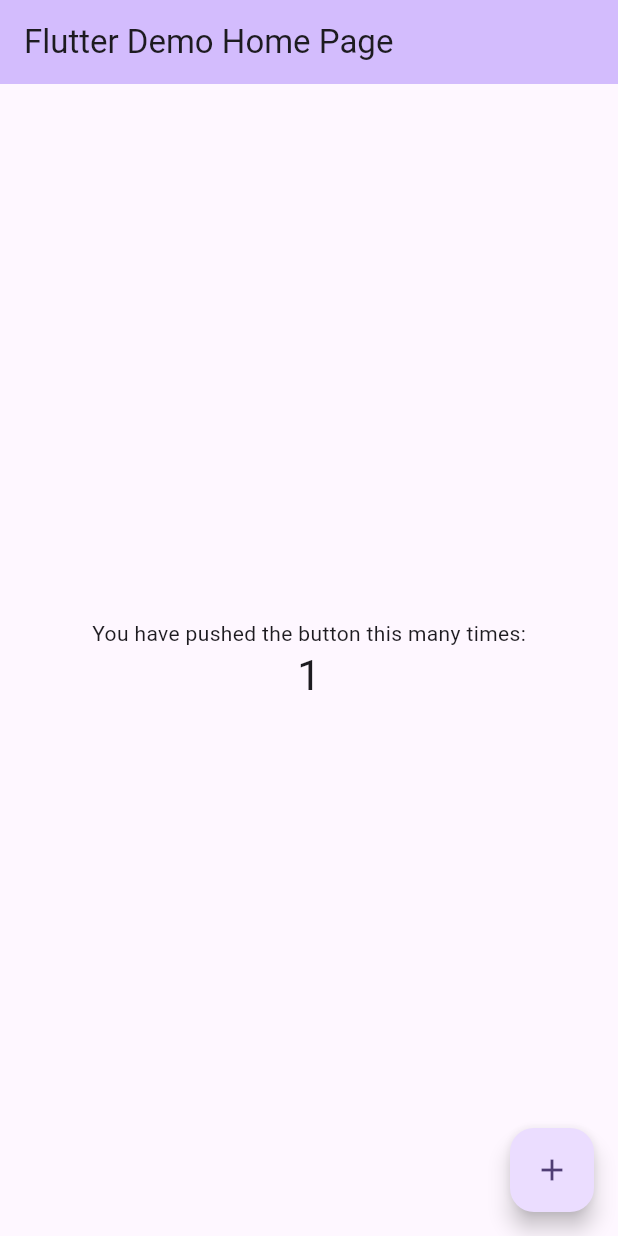
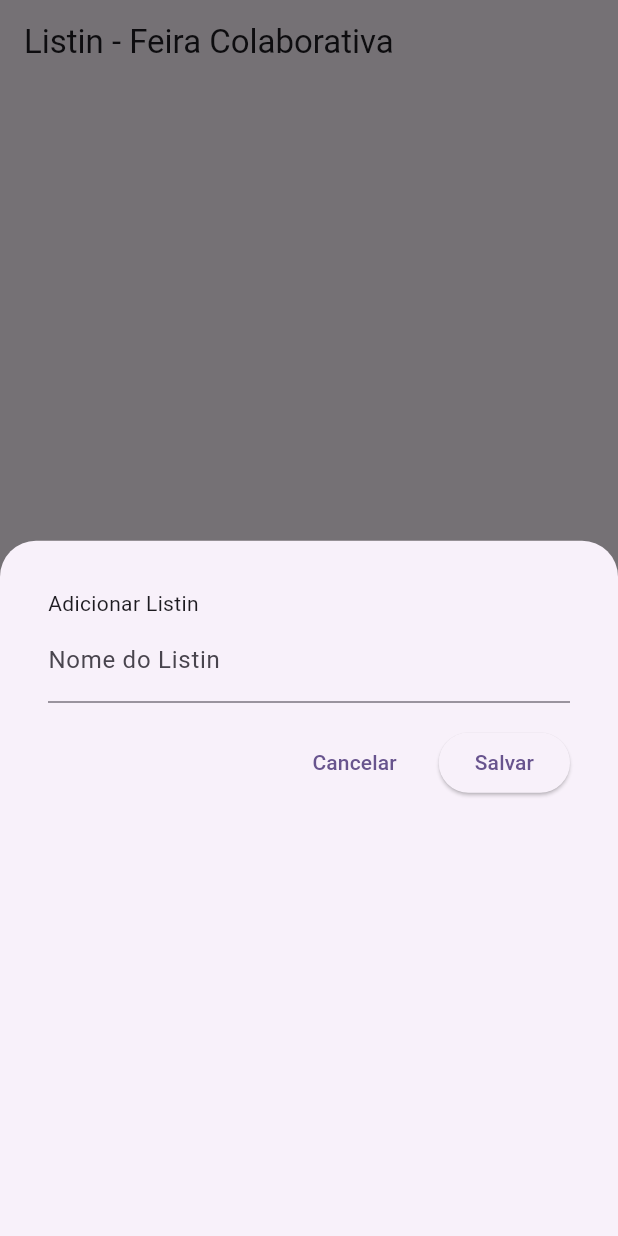
Before and after one commit to devgomes10/mercadinho, a Flutter app: the screen it shows after launch, after a tap on the "add" icon, on a phone screen of 412 x 824 dp. Run offline on Flutter 3.47's test engine with Material 3 defaults, Android fonts, the phone set to English and light mode, and no system bars; our stand-ins replace cloud_firestore, firebase_core; accounts and stored records are empty.

Commit message:
adicionando e mostrando na tela as listas de feira

```diff
--- /dev/null
+++ b/lib/firestore/models/listin.dart
@@ -0,0 +1,17 @@
+class Market {
+  String id;
+  String name;
+
+  Market({required this.id, required this.name});
+
+  Market.fromMap(Map<String, dynamic> map)
+      : id = map["id"],
+        name = map["name"];
+
+  Map<String, dynamic> toMap() {
+    return {
+      "id": id,
+      "name": name,
+    };
+  }
+}
--- /dev/null
+++ b/lib/firestore/presentation/home_screen.dart
@@ -0,0 +1,147 @@
+import 'package:cloud_firestore/cloud_firestore.dart';
+import 'package:flutter/material.dart';
+import 'package:uuid/uuid.dart';
+import '../models/listin.dart';
+
+class HomeScreen extends StatefulWidget {
+  const HomeScreen({super.key});
+
+  @override
+  State<HomeScreen> createState() => _HomeScreenState();
+}
+
+class _HomeScreenState extends State<HomeScreen> {
+  List<Market> marketList = [];
+  FirebaseFirestore db = FirebaseFirestore.instance;
+
+  @override
+  void initState() {
+    refresh();
+    super.initState();
+  }
+
+  @override
+  Widget build(BuildContext context) {
+    return Scaffold(
+      appBar: AppBar(
+        title: const Text("Listin - Feira Colaborativa"),
+      ),
+      floatingActionButton: FloatingActionButton(
+        onPressed: () {
+          showFormModal();
+        },
+        child: const Icon(Icons.add),
+      ),
+      body: (marketList.isEmpty)
+          ? const Center(
+              child: Text(
+                "Nenhuma lista ainda.\nVamos criar a primeira?",
+                textAlign: TextAlign.center,
+                style: TextStyle(fontSize: 18),
+              ),
+            )
+          : ListView(
+              children: List.generate(
+                marketList.length,
+                (index) {
+                  Market model = marketList[index];
+                  return ListTile(
+                    leading: const Icon(Icons.list_alt_rounded),
+                    title: Text(model.name),
+                    subtitle: Text(model.id),
+                  );
+                },
+              ),
+            ),
+    );
+  }
+
+  showFormModal() {
+    // Labels à serem mostradas no Modal
+    String title = "Adicionar Listin";
+    String confirmationButton = "Salvar";
+    String skipButton = "Cancelar";
+
+    // Controlador do campo que receberá o nome do Listin
+    TextEditingController nameController = TextEditingController();
+
+    // Função do Flutter que mostra o modal na tela
+    showModalBottomSheet(
+      context: context,
+
+      // Define que as bordas verticais serão arredondadas
+      shape: const RoundedRectangleBorder(
+        borderRadius: BorderRadius.vertical(
+          top: Radius.circular(24),
+        ),
+      ),
+      builder: (context) {
+        return Container(
+          height: MediaQuery.of(context).size.height,
+          padding: const EdgeInsets.all(32.0),
+
+          // Formulário com Título, Campo e Botões
+          child: ListView(
+            children: [
+              Text(title, style: Theme.of(context).textTheme.bodyMedium),
+              TextFormField(
+                controller: nameController,
+                decoration:
+                    const InputDecoration(label: Text("Nome do Listin")),
+              ),
+              const SizedBox(
+                height: 16,
+              ),
+              Row(
+                mainAxisAlignment: MainAxisAlignment.end,
+                children: [
+                  TextButton(
+                    onPressed: () {
+                      Navigator.pop(context);
+                    },
+                    child: Text(skipButton),
+                  ),
+                  const SizedBox(
+                    width: 16,
+                  ),
+                  ElevatedButton(
+                      onPressed: () {
+
+                        Market market = Market(
+                          id: const Uuid().v1(),
+                          name: nameController.text,
+                        );
+
+                        db
+                            .collection("market")
+                            .doc(market.id)
+                            .set(market.toMap());
+
+                        refresh();
+
+                        Navigator.pop(context);
+                      },
+                      child: Text(confirmationButton)),
+                ],
+              )
+            ],
+          ),
+        );
+      },
+    );
+  }
+
+  refresh() async {
+    List<Market> temp = [];
+
+    QuerySnapshot<Map<String, dynamic>> snapshot = await db.collection("market").get();
+
+    for (var doc in snapshot.docs) {
+      temp.add(Market.fromMap(doc.data()));
+    }
+
+    setState(() {
+      marketList = temp;
+    });
+  }
+}
--- a/lib/main.dart
+++ b/lib/main.dart
@@ -1,5 +1,6 @@
 import 'package:flutter/material.dart';
 import 'package:firebase_core/firebase_core.dart';
+import 'package:mercadinho/firestore/presentation/home_screen.dart';
 import 'firebase_options.dart';
 
 void main() async {
@@ -21,113 +22,10 @@ class MyApp extends StatelessWidget {
     return MaterialApp(
       title: 'Flutter Demo',
       theme: ThemeData(
-        // This is the theme of your application.
-        //
-        // TRY THIS: Try running your application with "flutter run". You'll see
-        // the application has a purple toolbar. Then, without quitting the app,
-        // try changing the seedColor in the colorScheme below to Colors.green
-        // and then invoke "hot reload" (save your changes or press the "hot
-        // reload" button in a Flutter-supported IDE, or press "r" if you used
-        // the command line to start the app).
-        //
-        // Notice that the counter didn't reset back to zero; the application
-        // state is not lost during the reload. To reset the state, use hot
-        // restart instead.
-        //
-        // This works for code too, not just values: Most code changes can be
-        // tested with just a hot reload.
         colorScheme: ColorScheme.fromSeed(seedColor: Colors.deepPurple),
         useMaterial3: true,
       ),
-      home: const MyHomePage(title: 'Flutter Demo Home Page'),
+      home: const HomeScreen(),
     );
   }
 }
-
-class MyHomePage extends StatefulWidget {
-  const MyHomePage({super.key, required this.title});
-
-  // This widget is the home page of your application. It is stateful, meaning
-  // that it has a State object (defined below) that contains fields that affect
-  // how it looks.
-
-  // This class is the configuration for the state. It holds the values (in this
-  // case the title) provided by the parent (in this case the App widget) and
-  // used by the build method of the State. Fields in a Widget subclass are
-  // always marked "final".
-
-  final String title;
-
-  @override
-  State<MyHomePage> createState() => _MyHomePageState();
-}
-
-class _MyHomePageState extends State<MyHomePage> {
-  int _counter = 0;
-
-  void _incrementCounter() {
-    setState(() {
-      // This call to setState tells the Flutter framework that something has
-      // changed in this State, which causes it to rerun the build method below
-      // so that the display can reflect the updated values. If we changed
-      // _counter without calling setState(), then the build method would not be
-      // called again, and so nothing would appear to happen.
-      _counter++;
-    });
-  }
-
-  @override
-  Widget build(BuildContext context) {
-    // This method is rerun every time setState is called, for instance as done
-    // by the _incrementCounter method above.
-    //
-    // The Flutter framework has been optimized to make rerunning build methods
-    // fast, so that you can just rebuild anything that needs updating rather
-    // than having to individually change instances of widgets.
-    return Scaffold(
-      appBar: AppBar(
-        // TRY THIS: Try changing the color here to a specific color (to
-        // Colors.amber, perhaps?) and trigger a hot reload to see the AppBar
-        // change color while the other colors stay the same.
-        backgroundColor: Theme.of(context).colorScheme.inversePrimary,
-        // Here we take the value from the MyHomePage object that was created by
-        // the App.build method, and use it to set our appbar title.
-        title: Text(widget.title),
-      ),
-      body: Center(
-        // Center is a layout widget. It takes a single child and positions it
-        // in the middle of the parent.
-        child: Column(
-          // Column is also a layout widget. It takes a list of children and
-          // arranges them vertically. By default, it sizes itself to fit its
-          // children horizontally, and tries to be as tall as its parent.
-          //
-          // Column has various properties to control how it sizes itself and
-          // how it positions its children. Here we use mainAxisAlignment to
-          // center the children vertically; the main axis here is the vertical
-          // axis because Columns are vertical (the cross axis would be
-          // horizontal).
-          //
-          // TRY THIS: Invoke "debug painting" (choose the "Toggle Debug Paint"
-          // action in the IDE, or press "p" in the console), to see the
-          // wireframe for each widget.
-          mainAxisAlignment: MainAxisAlignment.center,
-          children: <Widget>[
-            const Text(
-              'You have pushed the button this many times:',
-            ),
-            Text(
-              '$_counter',
-              style: Theme.of(context).textTheme.headlineMedium,
-            ),
-          ],
-        ),
-      ),
-      floatingActionButton: FloatingActionButton(
-        onPressed: _incrementCounter,
-        tooltip: 'Increment',
-        child: const Icon(Icons.add),
-      ), // This trailing comma makes auto-formatting nicer for build methods.
-    );
-  }
-}
--- a/pubspec.yaml
+++ b/pubspec.yaml
@@ -37,6 +37,7 @@ dependencies:
   cupertino_icons: ^1.0.6
   firebase_core: ^2.27.2
   cloud_firestore: ^4.15.10
+  uuid: ^4.3.3
 
 dev_dependencies:
   flutter_test:
```
Also changed, not shown: pubspec.lock.
